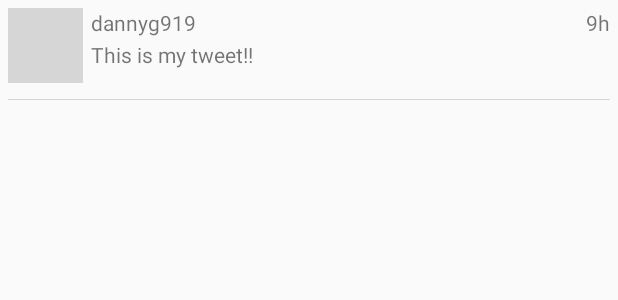
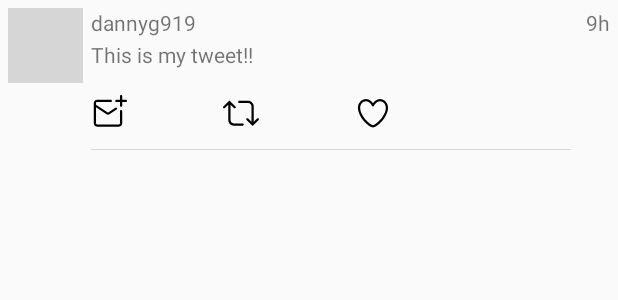
Before and after one commit to dannyg919/SimpleTweet, an Android app: the layout item_tweet.xml on its own in the app's theme, with its tools: preview values and no code run, on a phone screen of 412 x 824 dp. Shown: the top 300 px of the screen. Run offline under Robolectric (Android 15) with nearby library versions, the phone set to English and light mode, and no system bars; grey boxes are pictures that could not be loaded.

Commit message:
User can reply to Tweets on the feed

```diff
--- a/app/src/main/java/com/codepath/apps/simpletweet/ComposeActivity.java
+++ b/app/src/main/java/com/codepath/apps/simpletweet/ComposeActivity.java
@@ -36,6 +36,11 @@ public class ComposeActivity extends AppCompatActivity {
 
         etCompose = findViewById(R.id.etCompose);
         btnTweet = findViewById(R.id.btnTweet);
+
+        String replyHandle = getIntent().getStringExtra("REPLY_KEY");
+        if (replyHandle != null) {
+            etCompose.setText("@" + replyHandle);
+        }
 
         //Set click listener on button
         btnTweet.setOnClickListener(new View.OnClickListener() {
--- a/app/src/main/java/com/codepath/apps/simpletweet/TweetsAdapter.java
+++ b/app/src/main/java/com/codepath/apps/simpletweet/TweetsAdapter.java
@@ -1,9 +1,11 @@
 package com.codepath.apps.simpletweet;
 
 import android.content.Context;
+import android.content.Intent;
 import android.view.LayoutInflater;
 import android.view.View;
 import android.view.ViewGroup;
+import android.widget.Button;
 import android.widget.ImageView;
 import android.widget.TextView;
 
@@ -20,6 +22,8 @@ import org.jetbrains.annotations.NotNull;
 import java.util.List;
 
 public class TweetsAdapter extends RecyclerView.Adapter<TweetsAdapter.ViewHolder> {
+    public static final int REQUEST_CODE = 25;
+
     Context context;
     List<Tweet> tweets;
     //Pass in context and list of tweets
@@ -74,6 +78,9 @@ public class TweetsAdapter extends RecyclerView.Adapter<TweetsAdapter.ViewHolder
         TextView tvBody;
         TextView tvCreatedAt;
         ImageView ivContentImage;
+        Button btnReply;
+        Button btnRetweet;
+        Button btnLike;
 
         public ViewHolder( @NotNull View itemView) {
             super(itemView);
@@ -82,6 +89,9 @@ public class TweetsAdapter extends RecyclerView.Adapter<TweetsAdapter.ViewHolder
             tvBody = itemView.findViewById(R.id.tvBody);
             tvCreatedAt = itemView.findViewById(R.id.tvCreatedAt);
             ivContentImage = itemView.findViewById(R.id.ivContentImage);
+            btnReply = itemView.findViewById(R.id.btnReply);
+            btnRetweet = itemView.findViewById(R.id.btnRetweet);
+            btnLike = itemView.findViewById(R.id.btnLike);
         }
 
         public void bind(Tweet tweet) {
@@ -114,6 +124,17 @@ public class TweetsAdapter extends RecyclerView.Adapter<TweetsAdapter.ViewHolder
                         .into(ivContentImage);
             }
 
+            //Buttons logic
+            btnReply.setOnClickListener(new View.OnClickListener() {
+                @Override
+                public void onClick(View v) {
+                    Intent i = new Intent(context, ComposeActivity.class);
+                    i.putExtra("REPLY_KEY",tweet.user.screenName);
+                    context.startActivity(i);
+
+                }
+            });
+
         }
 
     }
--- a/app/src/main/res/layout/item_tweet.xml
+++ b/app/src/main/res/layout/item_tweet.xml
@@ -45,10 +45,46 @@
 
     <ImageView
         android:id="@+id/ivContentImage"
-        android:layout_width="match_parent"
+        android:layout_width="320dp"
+        android:layout_height="wrap_content"
+        android:layout_below="@+id/btnRetweet"
+        android:layout_marginStart="5dp"
+        android:layout_marginTop="0dp"
+        android:layout_toEndOf="@+id/ivProfileImage"
+        android:visibility="visible"
+        tools:srcCompat="@tools:sample/backgrounds/scenic" />
+
+    <Button
+        android:id="@+id/btnReply"
+        android:layout_width="wrap_content"
         android:layout_height="wrap_content"
         android:layout_below="@+id/tvBody"
-        android:layout_marginTop="20dp"
-        android:visibility="visible"
-        tools:srcCompat="@tools:sample/backgrounds/scenic" />
+        android:layout_marginStart="5dp"
+        android:layout_marginTop="5dp"
+        android:layout_toEndOf="@+id/ivProfileImage"
+        android:background="#00FFFFFF"
+        android:drawableStart="@drawable/ic_vector_compose_dm" />
+
+    <Button
+        android:id="@+id/btnRetweet"
+        android:layout_width="wrap_content"
+        android:layout_height="wrap_content"
+        android:layout_below="@+id/tvBody"
+        android:layout_marginStart="0dp"
+        android:layout_marginTop="5dp"
+        android:layout_toEndOf="@+id/btnReply"
+        android:background="#00FFFFFF"
+        android:drawableStart="@drawable/ic_vector_retweet_stroke" />
+
+    <Button
+        android:id="@+id/btnLike"
+        android:layout_width="wrap_content"
+        android:layout_height="wrap_content"
+        android:layout_below="@+id/tvBody"
+        android:layout_marginStart="0dp"
+        android:layout_marginTop="5dp"
+        android:layout_toEndOf="@+id/btnRetweet"
+        android:background="#00FFFFFF"
+        android:drawableStart="@drawable/ic_vector_heart_stroke" />
+
 </RelativeLayout>
```
